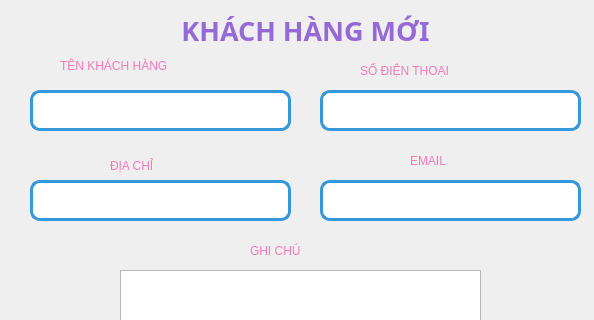
Old version of the form KhachHang/themKH.ui in the repository minhngoc22/Pet-Store; both pictures show x 0 to 594 and y 0 to 320 of the 594 by 508 pixel window.
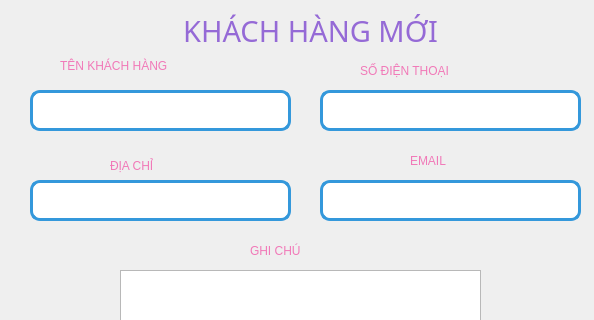
New version of the form.

The edit to the form file:
```diff
--- a/KhachHang/themKH.ui
+++ b/KhachHang/themKH.ui
@@ -32,18 +32,19 @@
    <widget class="QLabel" name="labelTitle">
     <property name="geometry">
      <rect>
-      <x>140</x>
+      <x>120</x>
       <y>10</y>
-      <width>331</width>
+      <width>381</width>
       <height>41</height>
      </rect>
     </property>
     <property name="font">
      <font>
-      <family>Arial Black</family>
-      <pointsize>20</pointsize>
-      <weight>75</weight>
-      <bold>true</bold>
+      <family>Segoe UI Black</family>
+      <pointsize>22</pointsize>
+      <weight>10</weight>
+      <italic>false</italic>
+      <bold>false</bold>
      </font>
     </property>
     <property name="styleSheet">
```
Left out of the diff: 3 changed lines with no effect on the pictures.
